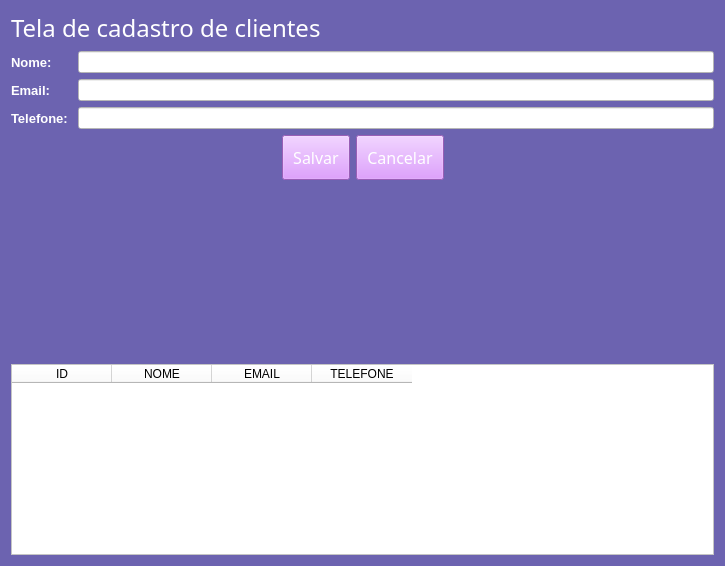
Above: view/cadastro_clientes.ui from Michel3-01/Sistema_Loja_de_Roupas before the change. Below: the same form after it.
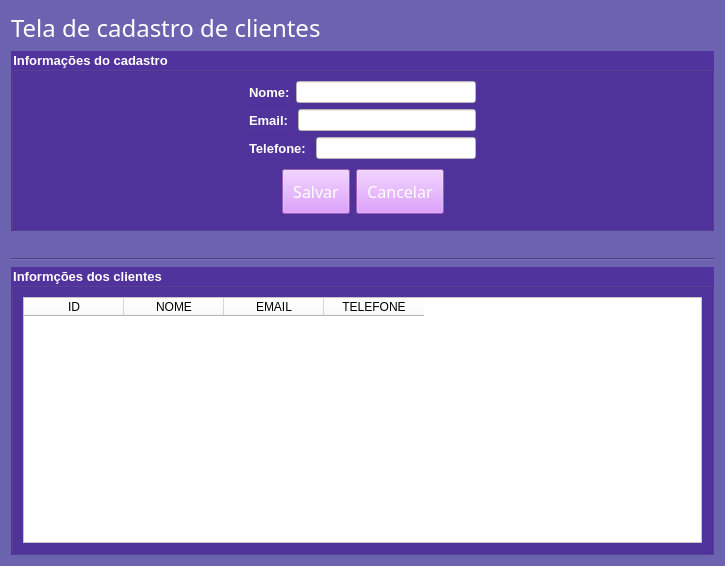
That is the form after the change.

The edit to the form file:
```diff
--- a/view/cadastro_clientes.ui
+++ b/view/cadastro_clientes.ui
@@ -16,7 +16,7 @@
   <property name="styleSheet">
    <string notr="true">background-color:rgb(108, 99, 176)</string>
   </property>
-  <layout class="QVBoxLayout" name="verticalLayout_2">
+  <layout class="QVBoxLayout" name="verticalLayout_4">
    <item>
     <widget class="QLabel" name="label">
      <property name="font">
@@ -34,10 +34,42 @@
     </widget>
    </item>
    <item>
+    <widget class="QGroupBox" name="groupBox">
+     <property name="font">
+      <font>
+       <pointsize>10</pointsize>
+       <weight>75</weight>
+       <bold>true</bold>
+      </font>
+     </property>
+     <property name="styleSheet">
+      <string notr="true">background-color: rgb(81, 51, 157);
+color:rgb(255,255,255);</string>
+     </property>
+     <property name="title">
+      <string>Informações do cadastro</string>
+     </property>
     <layout class="QVBoxLayout" name="verticalLayout">
      <item>
-      <layout class="QFormLayout" name="formLayout">
-       <item row="0" column="0">
+       <layout class="QHBoxLayout" name="horizontalLayout_5">
+        <item>
+         <spacer name="horizontalSpacer_3">
+          <property name="orientation">
+           <enum>Qt::Horizontal</enum>
+          </property>
+          <property name="sizeHint" stdset="0">
+           <size>
+            <width>40</width>
+            <height>20</height>
+           </size>
+          </property>
+         </spacer>
+        </item>
+        <item>
+         <layout class="QVBoxLayout" name="verticalLayout_2">
+          <item>
+           <layout class="QHBoxLayout" name="horizontalLayout_2">
+            <item>
         <widget class="QLabel" name="label_2">
          <property name="font">
           <font>
@@ -54,14 +86,19 @@
          </property>
         </widget>
        </item>
-       <item row="0" column="1">
+            <item>
         <widget class="QLineEdit" name="nome">
          <property name="styleSheet">
-          <string notr="true">background-color: rgb(255, 255, 255);</string>
+               <string notr="true">background-color: rgb(255, 255, 255);
+color: rgb(0, 0, 0);</string>
          </property>
         </widget>
        </item>
-       <item row="1" column="0">
+           </layout>
+          </item>
+          <item>
+           <layout class="QHBoxLayout" name="horizontalLayout_3">
+            <item>
         <widget class="QLabel" name="label_3">
          <property name="font">
           <font>
@@ -78,14 +115,19 @@
          </property>
         </widget>
        </item>
-       <item row="1" column="1">
+            <item>
         <widget class="QLineEdit" name="email">
          <property name="styleSheet">
-          <string notr="true">background-color: rgb(255, 255, 255);</string>
+               <string notr="true">background-color: rgb(255, 255, 255);
+color: rgb(0, 0, 0);</string>
          </property>
         </widget>
        </item>
-       <item row="2" column="0">
+           </layout>
+          </item>
+          <item>
+           <layout class="QHBoxLayout" name="horizontalLayout_4">
+            <item>
         <widget class="QLabel" name="label_4">
          <property name="font">
           <font>
@@ -102,17 +144,35 @@
          </property>
         </widget>
        </item>
-       <item row="2" column="1">
+            <item>
         <widget class="QLineEdit" name="telefone">
          <property name="styleSheet">
-          <string notr="true">background-color: rgb(255, 255, 255);</string>
+               <string notr="true">background-color: rgb(255, 255, 255);
+color: rgb(0, 0, 0);</string>
          </property>
         </widget>
        </item>
       </layout>
      </item>
+         </layout>
+        </item>
      <item>
-      <layout class="QHBoxLayout" name="horizontalLayout">
+         <spacer name="horizontalSpacer_4">
+          <property name="orientation">
+           <enum>Qt::Horizontal</enum>
+          </property>
+          <property name="sizeHint" stdset="0">
+           <size>
+            <width>40</width>
+            <height>20</height>
+           </size>
+          </property>
+         </spacer>
+        </item>
+       </layout>
+      </item>
+      <item>
+       <layout class="QHBoxLayout" name="horizontalLayout_6">
        <item>
         <spacer name="horizontalSpacer">
          <property name="orientation">
@@ -120,8 +180,8 @@
          </property>
          <property name="sizeHint" stdset="0">
           <size>
-           <width>40</width>
-           <height>20</height>
+            <width>38</width>
+            <height>54</height>
           </size>
          </property>
         </spacer>
@@ -180,24 +240,60 @@
       </layout>
      </item>
     </layout>
+    </widget>
    </item>
    <item>
-    <spacer name="verticalSpacer">
+    <widget class="QLabel" name="alerta">
+     <property name="font">
+      <font>
+       <pointsize>10</pointsize>
+       <weight>75</weight>
+       <bold>true</bold>
+      </font>
+     </property>
+     <property name="styleSheet">
+      <string notr="true">color: rgb(255, 145, 20);</string>
+     </property>
+     <property name="frameShape">
+      <enum>QFrame::NoFrame</enum>
+     </property>
+     <property name="text">
+      <string/>
+     </property>
+     <property name="alignment">
+      <set>Qt::AlignCenter</set>
+     </property>
+    </widget>
+   </item>
+   <item>
+    <widget class="Line" name="line">
      <property name="orientation">
-      <enum>Qt::Vertical</enum>
+      <enum>Qt::Horizontal</enum>
      </property>
-     <property name="sizeHint" stdset="0">
-      <size>
-       <width>20</width>
-       <height>180</height>
-      </size>
-     </property>
-    </spacer>
+    </widget>
    </item>
+   <item>
+    <widget class="QGroupBox" name="groupBox_2">
+     <property name="font">
+      <font>
+       <pointsize>10</pointsize>
+       <weight>75</weight>
+       <bold>true</bold>
+      </font>
+     </property>
+     <property name="styleSheet">
+      <string notr="true">background-color: rgb(81, 51, 157);
+color:rgb(255,255,255);</string>
+     </property>
+     <property name="title">
+      <string>Informções dos clientes</string>
+     </property>
+     <layout class="QVBoxLayout" name="verticalLayout_3">
    <item>
     <widget class="QTableWidget" name="tabela_clientes">
      <property name="styleSheet">
-      <string notr="true">background-color: rgb(255, 255, 255);</string>
+         <string notr="true">background-color: rgb(255, 255, 255);
+color: rgb(0, 0, 0);</string>
      </property>
      <column>
       <property name="text">
@@ -219,6 +315,9 @@
        <string>TELEFONE</string>
       </property>
      </column>
+       </widget>
+      </item>
+     </layout>
     </widget>
    </item>
   </layout>
```
Lines whose indentation alone changed are shown as unchanged.
